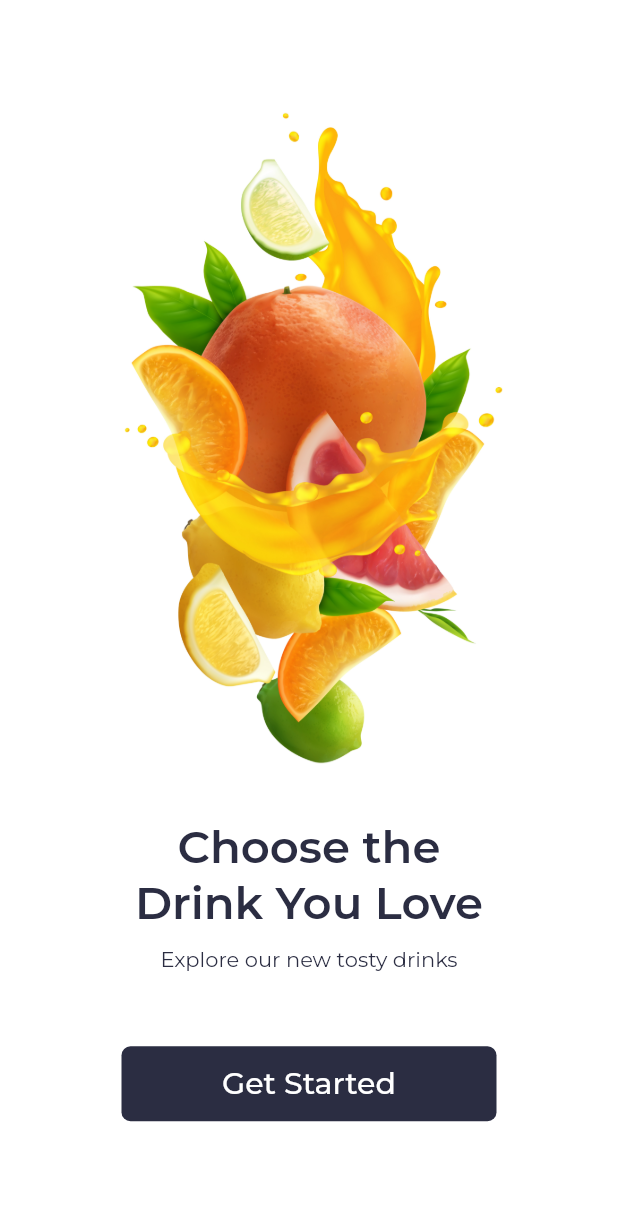
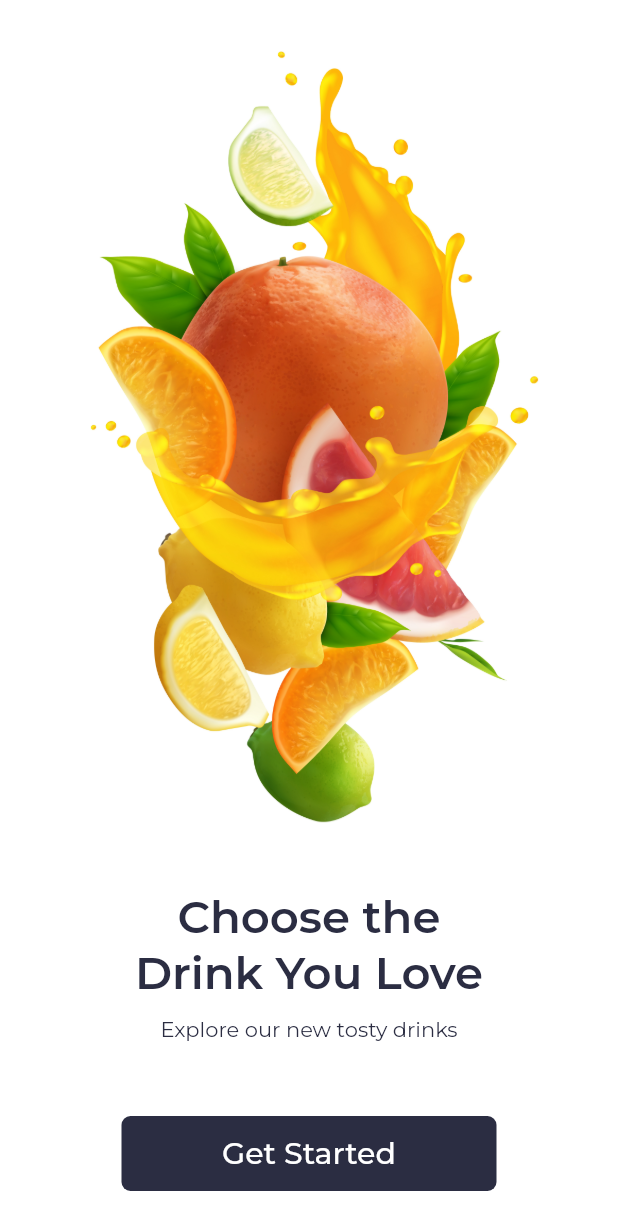
Before and after one commit to Nemuru-san/dicoding_submission, a Flutter app: the screen it shows after launch, on a phone screen of 412 x 824 dp. Shown: the top 1230 px of the screen. Run offline on Flutter 3.47's test engine with Material 2 defaults, Android fonts, the phone set to English and light mode, and no system bars; our stand-ins replace google_fonts.

Commit message:
revisi expanded dan statefull

```diff
--- a/lib/welcomeScreen.dart
+++ b/lib/welcomeScreen.dart
@@ -13,13 +13,15 @@ class WelcomeScreen extends StatelessWidget {
         child: Column(
           mainAxisAlignment: MainAxisAlignment.center,
           children: [
-            Container(
-              width: 320,
-              height: 500,
-              decoration: BoxDecoration(
-                image: DecorationImage(
-                  image: AssetImage('assets/img2.jpg'),
-                  fit: BoxFit.cover,
+            Expanded(
+              child: Container(
+                width: 320,
+                height: 400,
+                decoration: BoxDecoration(
+                  image: DecorationImage(
+                    image: AssetImage('assets/img2.jpg'),
+                    fit: BoxFit.cover,
+                  ),
                 ),
               ),
             ),
```
Also changed, not shown: lib/detailPage.dart (+9 -4 lines), lib/splashPage.dart (+51 -13 lines).
